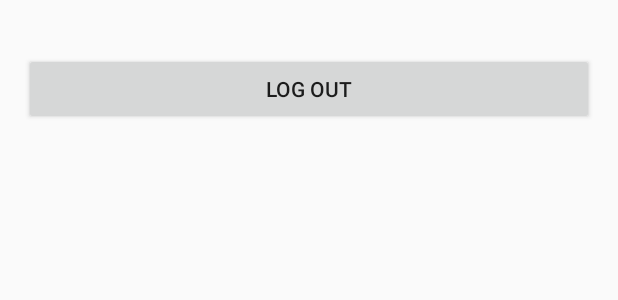
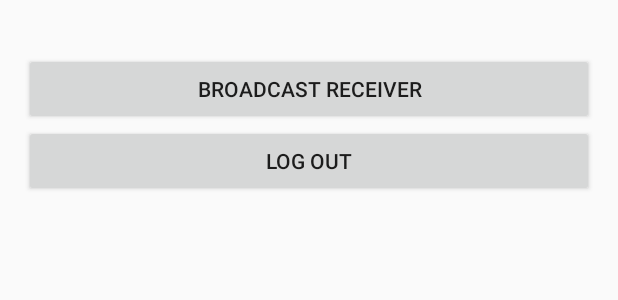
Before and after one commit to Draldo/simple-login, an Android app: the layout activity_log.xml on its own in the app's theme, with its tools: preview values and no code run, on a phone screen of 412 x 824 dp. Shown: the top 300 px of the screen. Run offline under Robolectric (Android 15) with nearby library versions, the phone set to English and light mode, and no system bars.

Commit message:
Login with broadcast

```diff
--- a/app/src/main/AndroidManifest.xml
+++ b/app/src/main/AndroidManifest.xml
@@ -1,6 +1,8 @@
 <?xml version="1.0" encoding="utf-8"?>
 <manifest xmlns:android="http://schemas.android.com/apk/res/android"
     package="com.example.draldo.loginapp">
+
+    <uses-permission android:name="android.permission.VIBRATE" />
 
     <application
         android:allowBackup="true"
@@ -17,6 +19,8 @@
         </activity>
         <activity android:name=".LogActivity" />
         <activity android:name=".RegisterActivity"></activity>
+
+        <receiver android:name=".MyBroadcastReceiver"></receiver>
     </application>
 
 </manifest>
--- a/app/src/main/java/com/example/draldo/loginapp/MainActivity.java
+++ b/app/src/main/java/com/example/draldo/loginapp/MainActivity.java
@@ -33,10 +33,6 @@ public class MainActivity extends AppCompatActivity {
         name = (EditText)findViewById(R.id.a_main_name);
         pass = (EditText)findViewById(R.id.a_main_pass);
 
-        if(name.getText().toString().matches("") || pass.getText().toString().matches("")) {
-            Toast.
-        }
-        else{
         for (int i = 0; i < 10; i++) {
             if (name.getText().toString().equals(usrdb[i][0])) {
                 if (pass.getText().toString().equals(usrdb[i][2])) {
@@ -48,7 +44,6 @@ public class MainActivity extends AppCompatActivity {
             }
         }
     }
-    }
 
     public void Register(View view) {
         Intent intent = new Intent(this, RegisterActivity.class);
--- a/app/src/main/res/layout/activity_log.xml
+++ b/app/src/main/res/layout/activity_log.xml
@@ -16,6 +16,12 @@
         android:layout_height="wrap_content" />
 
     <Button
+        android:text="Broadcast receiver"
+        android:onClick="launchReceiver"
+        android:layout_width="match_parent"
+        android:layout_height="wrap_content" />
+
+    <Button
         android:onClick="Return"
         android:text="Log out"
         android:layout_width="match_parent"
```
Also changed, not shown: app/src/main/java/com/example/draldo/loginapp/LogActivity.java (+9 -0 lines), app/src/main/java/com/example/draldo/loginapp/MyBroadcastReceiver.java (added, +20 -0 lines). Lines whose indentation alone changed are shown as unchanged.
